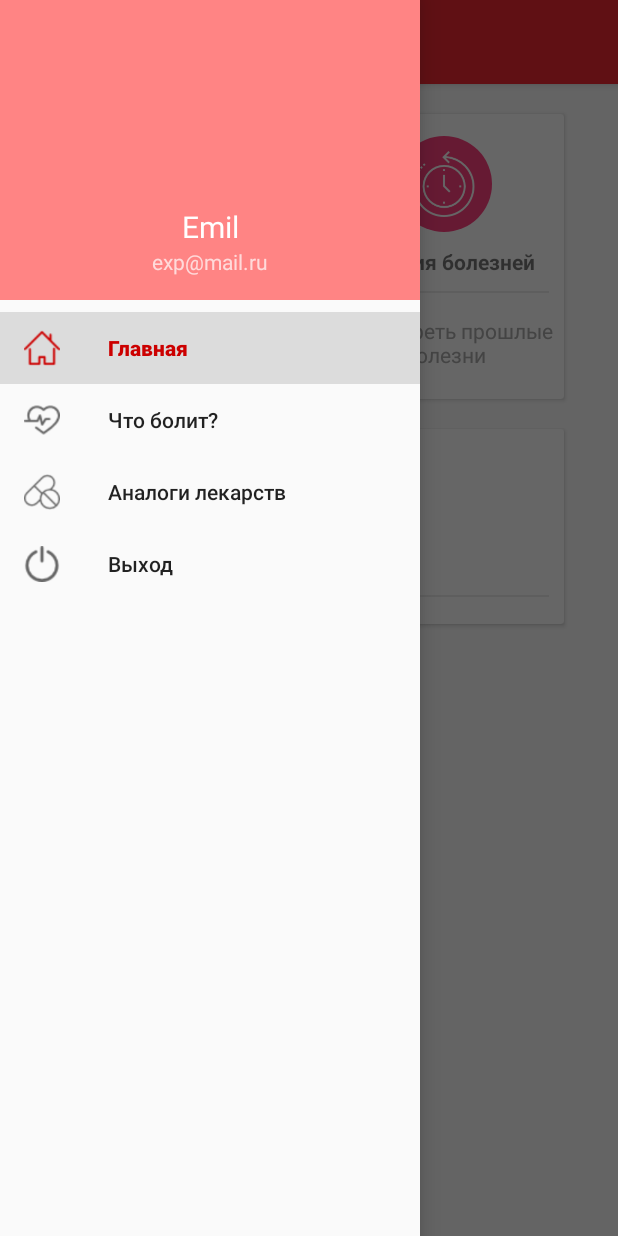
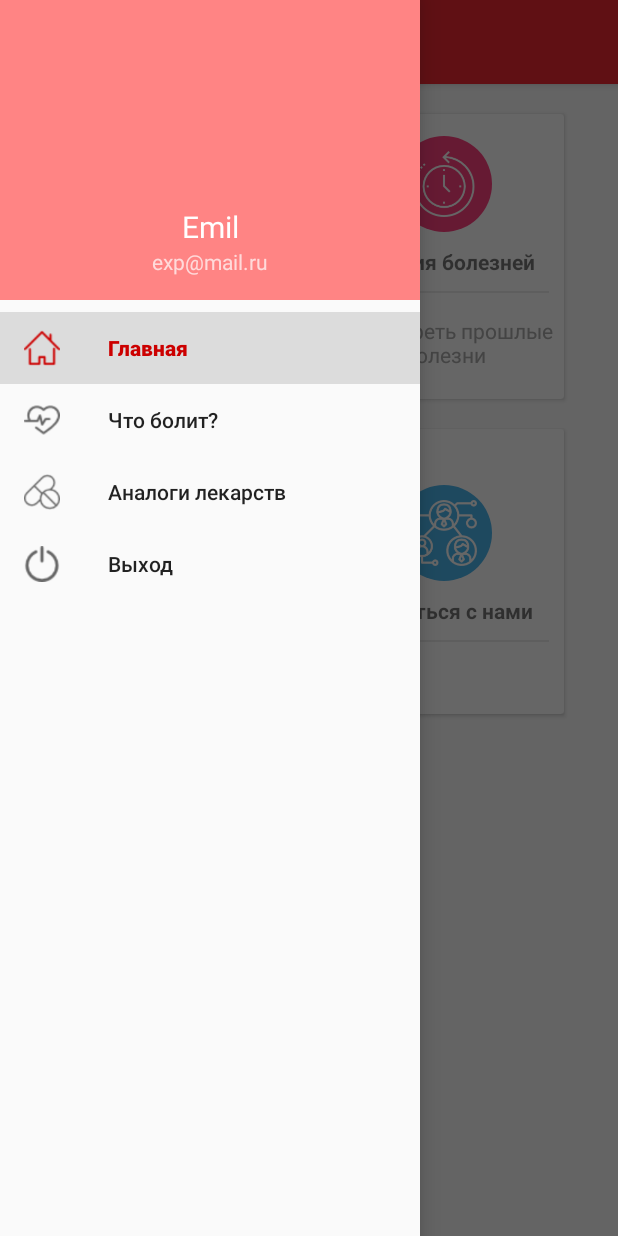
Before and after one commit to kamikhai/Pain_Search, an Android app: the screen it shows after launch once a user with an empty profile is signed in (DrawerActivity), with the side drawer open, on a phone screen of 412 x 824 dp. Run offline under Robolectric (Android 15) with nearby library versions, the phone set to English and light mode, and no system bars; our stand-ins replace Firebase (no records; nobody signed in at launch, a user with empty details on screens opened directly); 3 statements that could not run were skipped.

Commit message:
12.04.2018 13:10
активити для связи с нами(настрою на сервере и будет работать)
и по мелочам

```diff
--- a/app/src/main/AndroidManifest.xml
+++ b/app/src/main/AndroidManifest.xml
@@ -97,7 +97,10 @@
             android:name=".Info"
             android:label="О приложении"
             android:theme="@style/AppRed" />
-        <activity android:name=".change_img"></activity>
+        <activity android:name=".change_img" />
+        <activity android:name=".ConnectActivity"
+            android:label="Связаться с нами"
+            android:theme="@style/Connect"></activity>
     </application>
 
 </manifest>
--- a/app/src/main/java/com/example/rrota/pain_s/MainFragment.java
+++ b/app/src/main/java/com/example/rrota/pain_s/MainFragment.java
@@ -48,6 +48,14 @@ public class MainFragment extends Fragment {
                 startActivity(intt);
             }
         });
+        CardView card4 = (CardView)v.findViewById(R.id.connect_card);
+        card4.setOnClickListener(new View.OnClickListener() {
+            @Override
+            public void onClick(View view) {
+                Intent intt = new Intent(getActivity(),ConnectActivity.class);
+                startActivity(intt);
+            }
+        });
         return v;
     }
 
--- a/app/src/main/res/layout/fragment_main.xml
+++ b/app/src/main/res/layout/fragment_main.xml
@@ -125,8 +125,8 @@
 
             <android.support.v7.widget.CardView
                 android:id="@+id/card_info"
-                android:layout_width="340dp"
-                android:layout_height="130dp"
+                android:layout_width="160dp"
+                android:layout_height="190dp"
                 android:layout_margin="10dp"
                 android:clickable="true"
                 android:foreground="?android:attr/selectableItemBackground">
@@ -161,15 +161,42 @@
                 </LinearLayout>
             </android.support.v7.widget.CardView>
 
-        </LinearLayout>
+            <android.support.v7.widget.CardView
+                android:id="@+id/connect_card"
+                android:layout_width="160dp"
+                android:layout_height="190dp"
+                android:layout_margin="10dp"
+                android:clickable="true"
+                android:foreground="?android:attr/selectableItemBackground">
 
-        <LinearLayout
-            android:layout_width="match_parent"
-            android:layout_height="wrap_content"
-            android:clipToPadding="false"
-            android:gravity="center"
-            android:orientation="horizontal">
+                <LinearLayout
+                    android:layout_width="match_parent"
+                    android:layout_height="match_parent"
+                    android:gravity="center"
+                    android:orientation="vertical">
 
+                    <ImageView
+                        android:layout_width="64dp"
+                        android:layout_height="64dp"
+                        android:background="@drawable/buttons"
+                        android:padding="10dp"
+                        android:src="@drawable/connection" />
+
+                    <TextView
+                        android:layout_width="wrap_content"
+                        android:layout_height="wrap_content"
+                        android:layout_marginTop="10dp"
+                        android:text="Связаться с нами"
+                        android:textStyle="bold" />
+
+                    <View
+                        android:layout_width="match_parent"
+                        android:layout_height="1dp"
+                        android:layout_margin="10dp"
+                        android:background="@color/lightgray" />
+
+                </LinearLayout>
+            </android.support.v7.widget.CardView>
 
         </LinearLayout>
     </LinearLayout>
--- a/app/src/main/res/values-v21/styles.xml
+++ b/app/src/main/res/values-v21/styles.xml
@@ -34,4 +34,10 @@
         <item name="android:statusBarColor">@color/st_br_settings</item>
         <item name="android:textColorSecondaryInverse">@color/cardview_dark_background</item>
     </style>
+
+    <style name="Connect" parent="AppRed">
+        <item name="colorPrimary">@color/light_blue</item>
+        <item name="colorPrimaryDark">@android:color/holo_blue_dark</item>
+        <item name="android:statusBarColor">?attr/actionModeSplitBackground</item>
+    </style>
 </resources>
--- a/app/src/main/res/values/styles.xml
+++ b/app/src/main/res/values/styles.xml
@@ -32,4 +32,9 @@
         <item name="colorPrimaryDark">@color/colorGray</item>
     </style>
 
+    <style name="Connect" parent="AppRed" >
+        <item name="colorPrimary">@color/light_blue</item>
+        <item name="colorPrimaryDark">@android:color/holo_blue_dark</item>
+    </style>
+
 </resources>
```
Also changed, not shown: app/src/main/java/com/example/rrota/pain_s/ConnectActivity.java (added, +37 -0 lines), app/src/main/res/layout/activity_connect.xml (added, +13 -0 lines), app/src/main/res/drawable/connection.png (added).
